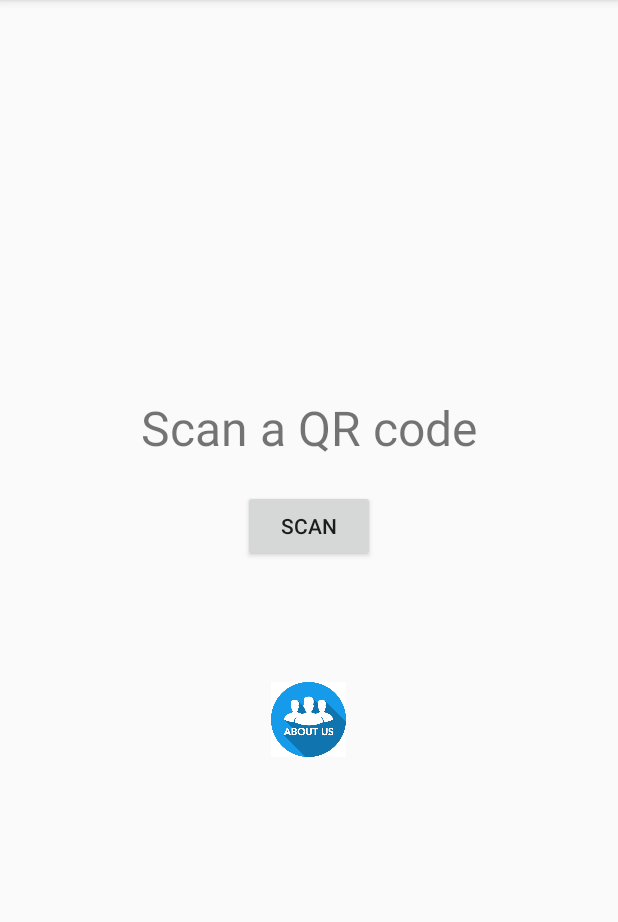
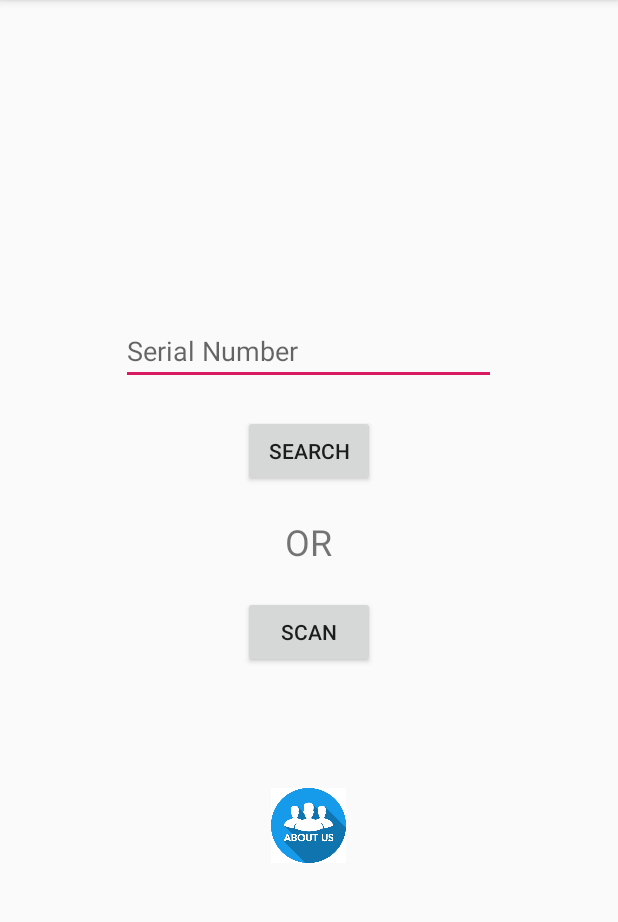
Before and after one commit to jeeva2812/cycle-scanner-app, an Android app: the screen it shows after launch (MainActivity), on a phone screen of 412 x 824 dp, the part 84-1006 px from its top. Run offline under Robolectric (Android 15) with nearby library versions, the phone set to English and light mode, and no system bars; our stand-ins replace Picasso, Volley; pictures from the network do not load.

Commit message:
Added search using text

```diff
--- a/app/src/main/java/com/example/gensecapp/MainActivity.kt
+++ b/app/src/main/java/com/example/gensecapp/MainActivity.kt
@@ -36,9 +36,18 @@ class MainActivity : AppCompatActivity() {
         super.onCreate(savedInstanceState)
         setContentView(R.layout.activity_main)
 
+
+        findViewById<Button>(R.id.search).setOnClickListener {
+            serial = findViewById<EditText>(R.id.serial_no).text.toString()
+            parse(serial)
+            findViewById<EditText>(R.id.serial_no).setText("")
+            findViewById<Button>(R.id.search).text = "Search Again"
+        }
+
         findViewById<Button>(R.id.scan).setOnClickListener {
             val intent = Intent(applicationContext, ScanActivity::class.java)
             startActivityForResult(intent, 0)
+            findViewById<Button>(R.id.scan).text = "Scan Again"
         }
 
         findViewById<ImageButton>(R.id.about).setOnClickListener {
@@ -51,6 +60,11 @@ class MainActivity : AppCompatActivity() {
     override fun onActivityResult(requestCode: Int, resultCode: Int, data: Intent?) {
         serial = data?.getStringExtra("serial").toString()
         //Toast.makeText(this,serial,Toast.LENGTH_LONG).show()
+        parse(serial)
+
+    }
+
+    fun parse(serial: String) {
 
         val builder = Uri.Builder()
         builder.scheme("https")
@@ -103,7 +117,6 @@ class MainActivity : AppCompatActivity() {
                             layout.removeViewAt(0)
                             layout.addView(details, 0)
 
-                            findViewById<Button>(R.id.scan).text = "Scan Again"
                             findViewById<ImageButton>(R.id.about).visibility = View.GONE
 
 
@@ -128,7 +141,6 @@ class MainActivity : AppCompatActivity() {
 
         VolleySingleton.getInstance(this).addToRequestQueue(req)
 
-
     }
 
 }
--- a/app/src/main/res/layout/activity_main.xml
+++ b/app/src/main/res/layout/activity_main.xml
@@ -10,12 +10,32 @@
         android:layout_height="match_parent"
         tools:context=".MainActivity">
 
+    <!--Dummy View-->
+    <TextView
+            android:layout_width="wrap_content"
+            android:layout_height="wrap_content"/>
+
+    <EditText
+            android:layout_width="250dp"
+            android:layout_height="wrap_content"
+            android:inputType="textPersonName"
+            android:hint="Serial Number"
+            android:ems="10"
+            android:id="@+id/serial_no"/>
+
+    <Button
+            android:id="@+id/search"
+            android:layout_width="wrap_content"
+            android:layout_height="wrap_content"
+            android:layout_marginTop="20dp"
+            android:text="Search"/>
 
     <TextView
-            android:textSize="32sp"
+            android:textSize="24sp"
+            android:layout_marginTop="20dp"
             android:layout_width="wrap_content"
             android:layout_height="wrap_content"
-            android:text="Scan a QR code"/>
+            android:text="OR"/>
 
     <Button
             android:id="@+id/scan"
```
